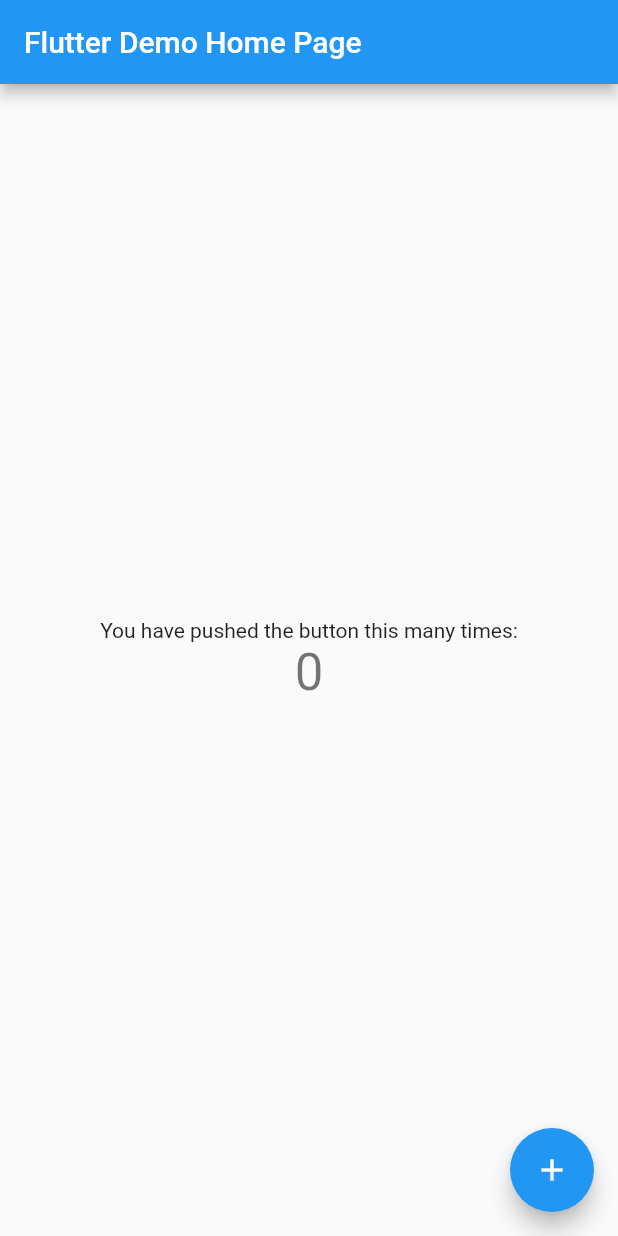
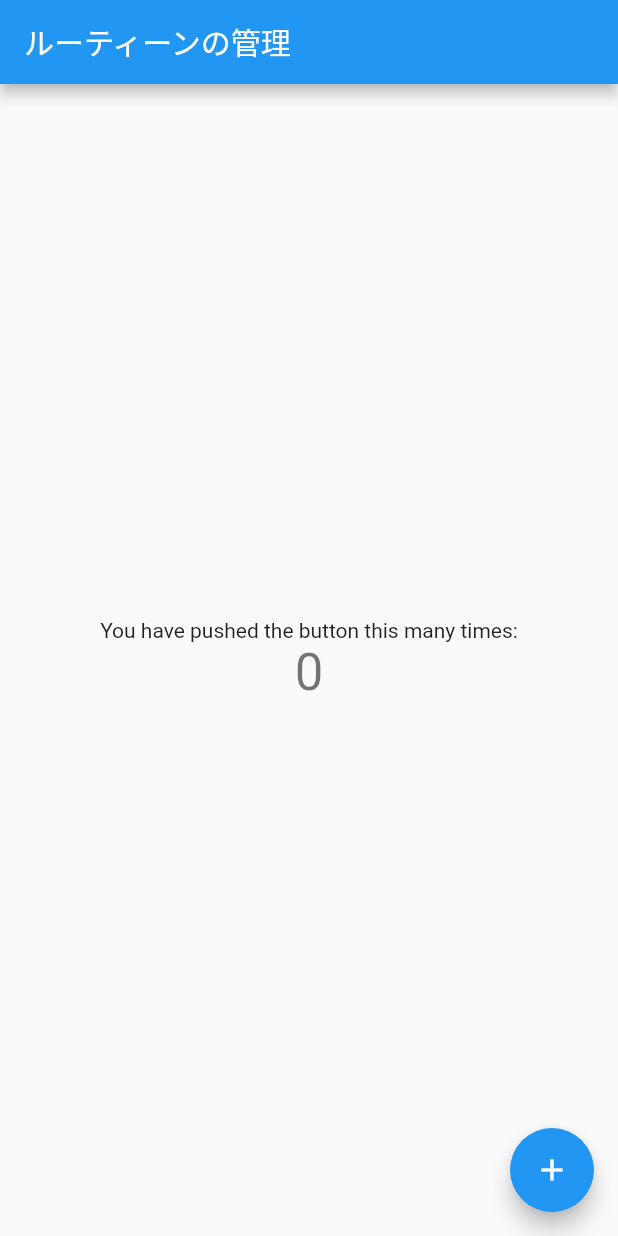
Before and after one commit to Sounn/flutter_todo_app, a Flutter app: the screen it shows after launch, on a phone screen of 412 x 824 dp. Run offline on Flutter 3.47's test engine with Material 2 defaults, Android fonts, the phone set to English and light mode, and no system bars; our stand-ins replace cloud_firestore, firebase_core; accounts and stored records are empty.

Commit message:
add firestore

```diff
--- a/lib/main.dart
+++ b/lib/main.dart
@@ -1,4 +1,6 @@
 import 'package:flutter/material.dart';
+import 'package:firebase_core/firebase_core.dart';
+import 'package:cloud_firestore/cloud_firestore.dart';
 
 void main() {
   runApp(MyApp());
@@ -11,40 +13,17 @@ class MyApp extends StatelessWidget {
     return MaterialApp(
       title: 'Flutter Demo',
       theme: ThemeData(
-        // This is the theme of your application.
-        //
-        // Try running your application with "flutter run". You'll see the
-        // application has a blue toolbar. Then, without quitting the app, try
-        // changing the primarySwatch below to Colors.green and then invoke
-        // "hot reload" (press "r" in the console where you ran "flutter run",
-        // or simply save your changes to "hot reload" in a Flutter IDE).
-        // Notice that the counter didn't reset back to zero; the application
-        // is not restarted.
         primarySwatch: Colors.blue,
-        // This makes the visual density adapt to the platform that you run
-        // the app on. For desktop platforms, the controls will be smaller and
-        // closer together (more dense) than on mobile platforms.
         visualDensity: VisualDensity.adaptivePlatformDensity,
       ),
-      home: MyHomePage(title: 'Flutter Demo Home Page'),
+      home: MyHomePage(title: 'ルーティーンの管理'),
     );
   }
 }
 
 class MyHomePage extends StatefulWidget {
   MyHomePage({Key key, this.title}) : super(key: key);
-
-  // This widget is the home page of your application. It is stateful, meaning
-  // that it has a State object (defined below) that contains fields that affect
-  // how it looks.
-
-  // This class is the configuration for the state. It holds the values (in this
-  // case the title) provided by the parent (in this case the App widget) and
-  // used by the build method of the State. Fields in a Widget subclass are
-  // always marked "final".
-
   final String title;
-
   @override
   _MyHomePageState createState() => _MyHomePageState();
 }
@@ -54,47 +33,18 @@ class _MyHomePageState extends State<MyHomePage> {
 
   void _incrementCounter() {
     setState(() {
-      // This call to setState tells the Flutter framework that something has
-      // changed in this State, which causes it to rerun the build method below
-      // so that the display can reflect the updated values. If we changed
-      // _counter without calling setState(), then the build method would not be
-      // called again, and so nothing would appear to happen.
       _counter++;
     });
   }
 
   @override
   Widget build(BuildContext context) {
-    // This method is rerun every time setState is called, for instance as done
-    // by the _incrementCounter method above.
-    //
-    // The Flutter framework has been optimized to make rerunning build methods
-    // fast, so that you can just rebuild anything that needs updating rather
-    // than having to individually change instances of widgets.
     return Scaffold(
       appBar: AppBar(
-        // Here we take the value from the MyHomePage object that was created by
-        // the App.build method, and use it to set our appbar title.
         title: Text(widget.title),
       ),
       body: Center(
-        // Center is a layout widget. It takes a single child and positions it
-        // in the middle of the parent.
         child: Column(
-          // Column is also a layout widget. It takes a list of children and
-          // arranges them vertically. By default, it sizes itself to fit its
-          // children horizontally, and tries to be as tall as its parent.
-          //
-          // Invoke "debug painting" (press "p" in the console, choose the
-          // "Toggle Debug Paint" action from the Flutter Inspector in Android
-          // Studio, or the "Toggle Debug Paint" command in Visual Studio Code)
-          // to see the wireframe for each widget.
-          //
-          // Column has various properties to control how it sizes itself and
-          // how it positions its children. Here we use mainAxisAlignment to
-          // center the children vertically; the main axis here is the vertical
-          // axis because Columns are vertical (the cross axis would be
-          // horizontal).
           mainAxisAlignment: MainAxisAlignment.center,
           children: <Widget>[
             Text(
--- a/pubspec.yaml
+++ b/pubspec.yaml
@@ -23,11 +23,9 @@ environment:
 dependencies:
   flutter:
     sdk: flutter
-
-
-  # The following adds the Cupertino Icons font to your application.
-  # Use with the CupertinoIcons class for iOS style icons.
   cupertino_icons: ^1.0.0
+  firebase_core: ^0.5.1
+  cloud_firestore: ^0.14.2
 
 dev_dependencies:
   flutter_test:
```
Also changed, not shown: pubspec.lock, 5 other files.
